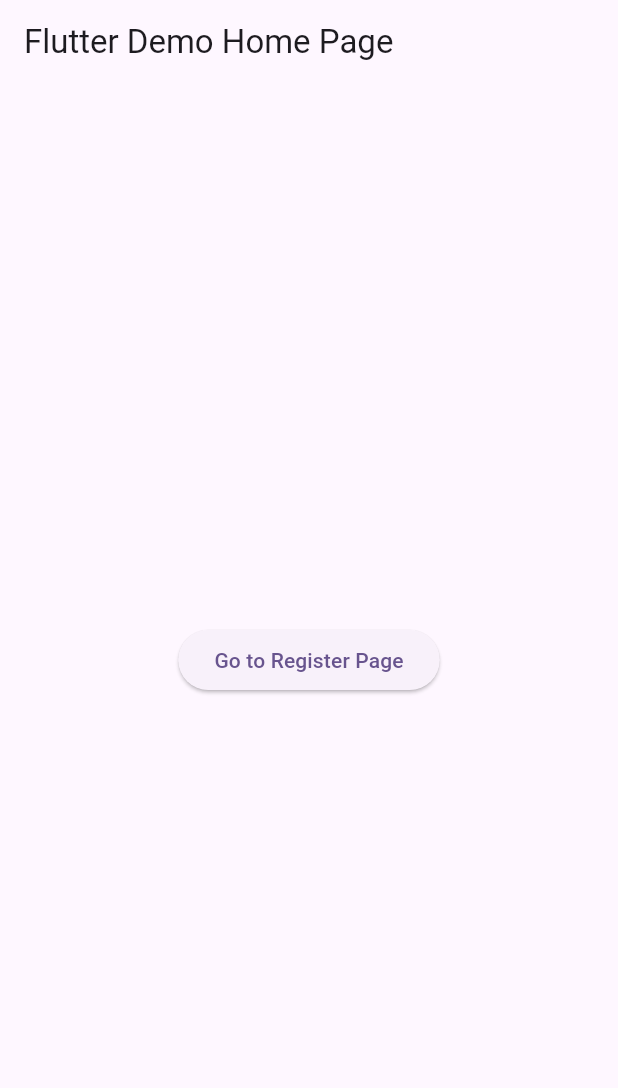
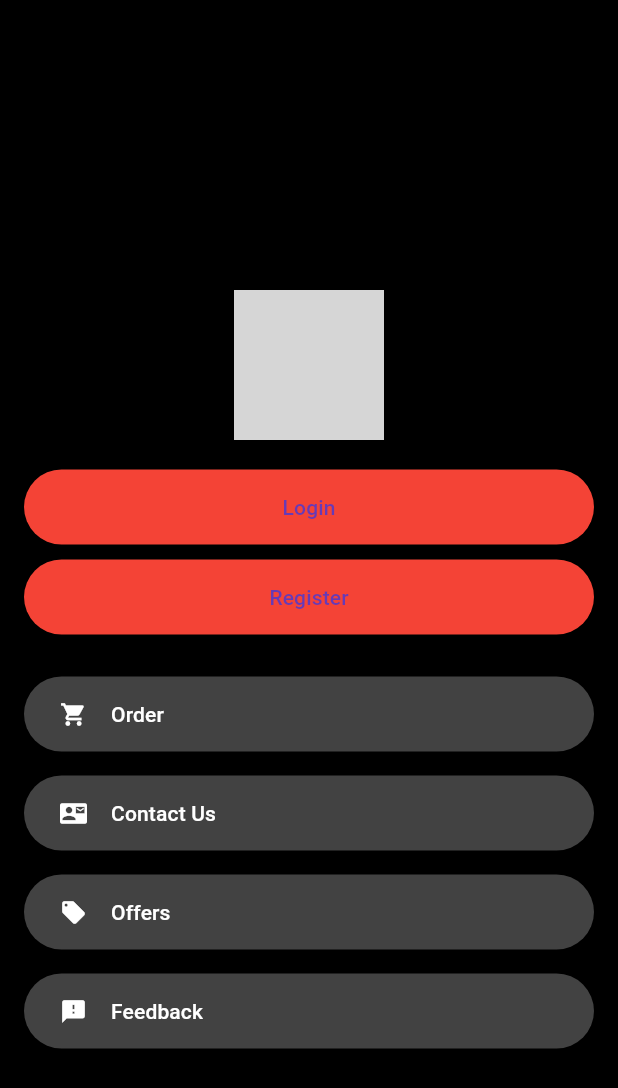
Before and after one commit to hamiezann/nash_cafe_mobile_app, a Flutter app: the screen it shows after launch, on a phone screen of 412 x 824 dp. Shown: the top 1088 px of the screen. Run offline on Flutter 3.47's test engine with Material 3 defaults, Android fonts, the phone set to English and light mode, and no system bars; grey boxes are pictures that could not be loaded.

Commit message:
homepage

```diff
--- /dev/null
+++ b/lib/Authentication/homepage.dart
@@ -0,0 +1 @@
+// TODO Implement this library.
--- a/lib/Authentication/register.dart
+++ b/lib/Authentication/register.dart
@@ -1,7 +1,7 @@
 import 'package:flutter/material.dart';
 
 class RegisterScreen extends StatefulWidget {
-  const RegisterScreen({super.key}); // Add super.key
+  const RegisterScreen({Key? key}) : super(key: key);
 
   @override
   _RegisterScreenState createState() => _RegisterScreenState();
@@ -140,6 +140,9 @@ class _RegisterScreenState extends State<RegisterScreen> {
                           if (_formKey.currentState!.validate()) {
                             _formKey.currentState!.save();
                             // Add your registration logic here
+
+                            // After successful registration, navigate back to HomePage
+                            Navigator.pop(context); // This will pop the RegisterScreen off the stack
                           }
                         },
                         style: ElevatedButton.styleFrom(
--- /dev/null
+++ b/lib/Home/homepage.dart
@@ -0,0 +1,80 @@
+import 'package:flutter/material.dart';
+
+class HomePage extends StatelessWidget {
+  @override
+  Widget build(BuildContext context) {
+    return Scaffold(
+      backgroundColor: Colors.black,
+      appBar: AppBar(
+        title: Text('Nash Cafe'),
+        centerTitle: true,
+        backgroundColor: Colors.black,
+      ),
+      body: SafeArea(
+        child: Padding(
+          padding: const EdgeInsets.all(16.0),
+          child: Column(
+            mainAxisAlignment: MainAxisAlignment.center,
+            children: [
+              SizedBox(height: 20),
+              Image.asset('assets/logo.jpeg', height: 100), // Your logo here
+              SizedBox(height: 20),
+              ElevatedButton(
+                onPressed: () {
+                  // Handle login button press
+                },
+                child: Text('Login'),
+                style: ElevatedButton.styleFrom(
+                  backgroundColor: Colors.red,
+                  minimumSize: Size(double.infinity, 50),
+                ),
+              ),
+              SizedBox(height: 10),
+              ElevatedButton(
+                onPressed: () {
+                  Navigator.pushNamed(context, '/register'); // Navigate to RegisterScreen
+                },
+                child: Text('Register'),
+                style: ElevatedButton.styleFrom(
+                  backgroundColor: Colors.red,
+                  minimumSize: Size(double.infinity, 50),
+                ),
+              ),
+              SizedBox(height: 20),
+              _buildButton(context, 'Order', Icons.shopping_cart),
+              _buildButton(context, 'Contact Us', Icons.contact_mail),
+              _buildButton(context, 'Offers', Icons.local_offer),
+              _buildButton(context, 'Feedback', Icons.feedback),
+            ],
+          ),
+        ),
+      ),
+    );
+  }
+
+  Widget _buildButton(BuildContext context, String title, IconData icon) {
+    return Padding(
+      padding: const EdgeInsets.symmetric(vertical: 8.0),
+      child: ElevatedButton(
+        onPressed: () {
+          // Handle button press
+        },
+        style: ElevatedButton.styleFrom(
+          backgroundColor: Colors.grey[800],
+          minimumSize: Size(double.infinity, 50),
+        ),
+        child: Row(
+          mainAxisAlignment: MainAxisAlignment.start,
+          children: [
+            Icon(icon, color: Colors.white),
+            SizedBox(width: 16),
+            Text(
+              title,
+              style: TextStyle(color: Colors.white),
+            ),
+          ],
+        ),
+      ),
+    );
+  }
+}
--- /dev/null
+++ b/lib/homepage.dart
@@ -0,0 +1 @@
+// TODO Implement this library.
--- a/lib/main.dart
+++ b/lib/main.dart
@@ -1,59 +1,30 @@
 import 'package:flutter/material.dart';
-import 'Authentication/register.dart';
-import 'register.dart'; // Correct import
+import 'Home/homepage.dart';
+import 'homepage.dart'; // Import your HomePage
+import 'Authentication/register.dart'; // Import your RegisterScreen
 
 void main() {
   runApp(const MyApp());
 }
 
 class MyApp extends StatelessWidget {
-  const MyApp({super.key});
+  const MyApp({Key? key}) : super(key: key); // Corrected super.key to Key? key
 
   @override
   Widget build(BuildContext context) {
     return MaterialApp(
       title: 'Flutter Demo',
       theme: ThemeData(
-        colorScheme: ColorScheme.fromSeed(seedColor: Colors.deepPurple),
+        colorScheme: ColorScheme.fromSwatch(
+          primarySwatch: Colors.deepPurple, // Changed seedColor to primarySwatch
+        ),
         useMaterial3: true,
       ),
-      home: const MyHomePage(title: 'Flutter Demo Home Page'),
+      initialRoute: '/', // Define initialRoute
       routes: {
-        '/register': (context) => const RegisterScreen(), // Correct class name
+        '/': (context) => HomePage(),
+        '/register': (context) => RegisterScreen(),
       },
     );
   }
 }
-
-class MyHomePage extends StatefulWidget {
-  const MyHomePage({super.key, required this.title});
-
-  final String title;
-
-  @override
-  State<MyHomePage> createState() => _MyHomePageState();
-}
-
-class _MyHomePageState extends State<MyHomePage> {
-  @override
-  Widget build(BuildContext context) {
-    return Scaffold(
-      appBar: AppBar(
-        title: Text(widget.title),
-      ),
-      body: Center(
-        child: Column(
-          mainAxisAlignment: MainAxisAlignment.center,
-          children: <Widget>[
-            ElevatedButton(
-              onPressed: () {
-                Navigator.pushNamed(context, '/register');
-              },
-              child: const Text('Go to Register Page'),
-            ),
-          ],
-        ),
-      ),
-    );
-  }
-}
--- a/pubspec.yaml
+++ b/pubspec.yaml
@@ -40,6 +40,7 @@ dev_dependencies:
   flutter_test:
     sdk: flutter
 
+
   # The "flutter_lints" package below contains a set of recommended lints to
   # encourage good coding practices. The lint set provided by the package is
   # activated in the `analysis_options.yaml` file located at the root of your
@@ -52,6 +53,8 @@ dev_dependencies:
 
 # The following section is specific to Flutter packages.
 flutter:
+  assets:
+  - assets./logo.jpeg
 
   # The following line ensures that the Material Icons font is
   # included with your application, so that you can use the icons in
```
Also changed, not shown: assets/logo.jpeg (added).
